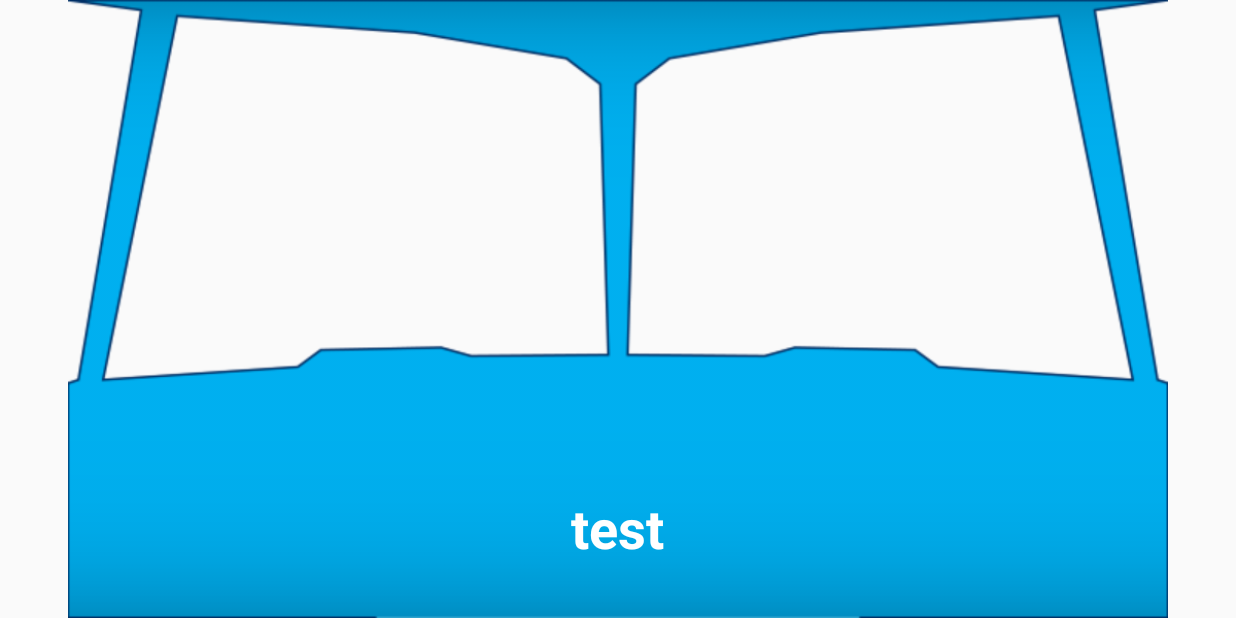
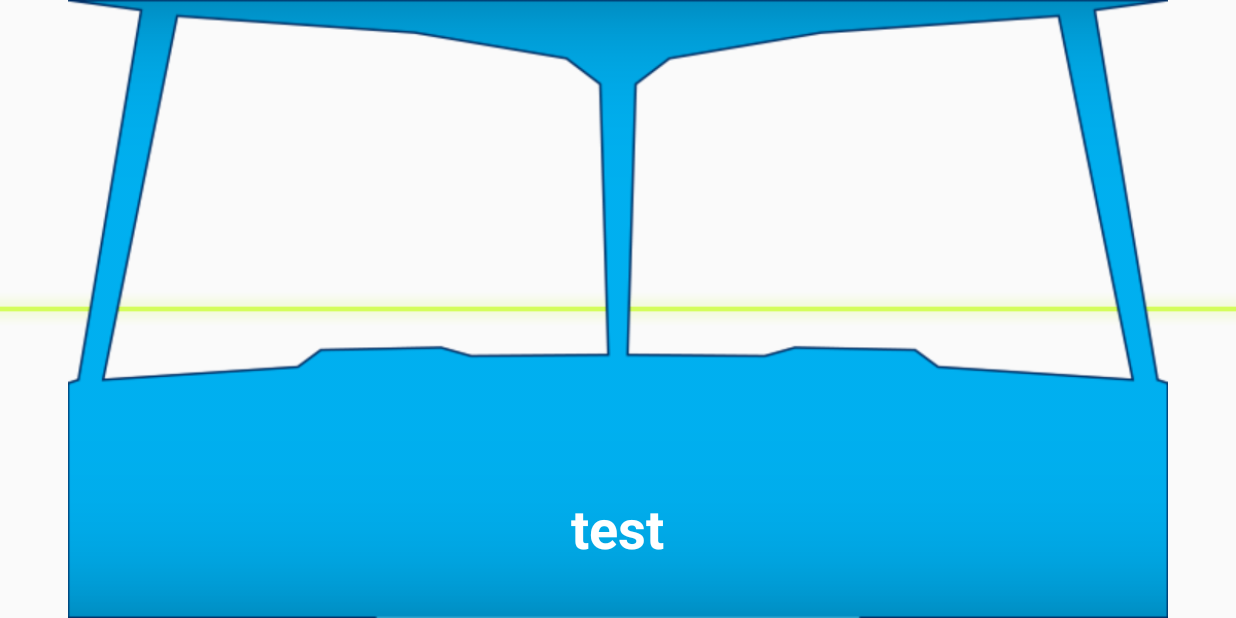
Before and after one commit to Jeremy461/FlomajerkenApp, an Android app: the CameraActivity screen opened directly, with no data from a screen before it, on a phone screen of 824 x 412 dp (held sideways). Run offline under Robolectric (Android 15) with nearby library versions, the phone set to English and light mode, and no system bars; 1 statement that could not run was skipped.

Commit message:
Added horizontal line
Horizontal line with gravity sensor

```diff
--- a/app/src/main/res/layout/activity_camera.xml
+++ b/app/src/main/res/layout/activity_camera.xml
@@ -16,6 +16,24 @@
 
     </FrameLayout>
 
+    <FrameLayout
+        android:id="@+id/frameLayout2"
+        android:layout_width="match_parent"
+        android:layout_height="match_parent">
+
+
+        <ImageView
+            android:id="@+id/line"
+            android:layout_width="match_parent"
+            android:layout_height="match_parent"
+            android:layout_alignParentTop="true"
+            android:layout_marginLeft="-100dp"
+            android:layout_marginRight="-100dp"
+            android:adjustViewBounds="false"
+            android:scaleType="center"
+            app:srcCompat="@drawable/hud_line" />
+    </FrameLayout>
+
     <ImageView
         android:id="@+id/iv_cockpit"
         android:layout_width="match_parent"
@@ -23,7 +41,6 @@
         android:layout_weight="1"
         app:srcCompat="@drawable/cockpit_2"
         android:layout_alignParentTop="true"
-        android:layout_alignParentLeft="true"
         android:layout_alignParentStart="true" />
 
     <TextView
```
Also changed, not shown: app/src/main/java/com/flomajerken/airport/CameraActivity.java (+18 -3 lines), app/src/main/res/drawable/hud_line.png (added).
